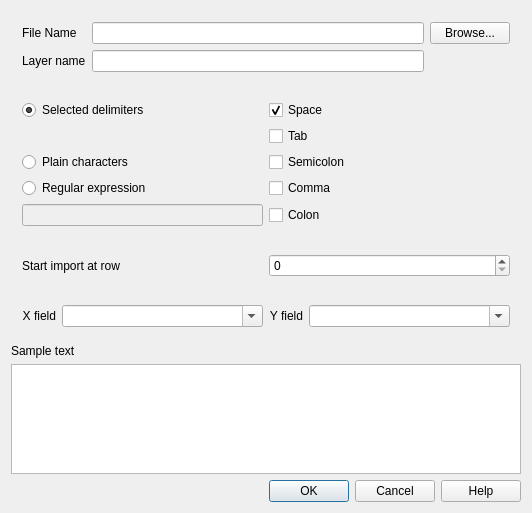
Above: qgis/src/plugins/delimited_text/qgsdelimitedtextpluginguibase.ui from sourcepole/qgis before the change. Below: the same form after it.
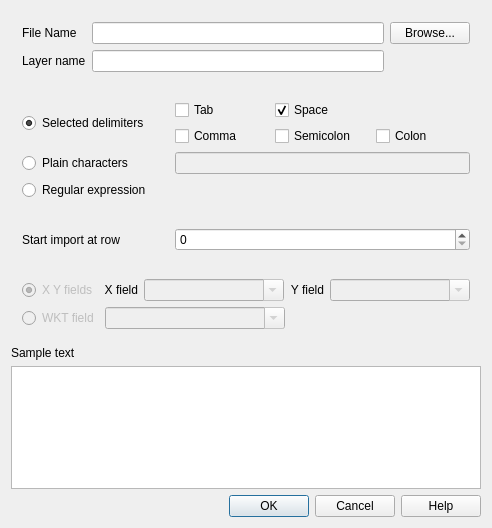
That is the form after the change. Icons and pictures are not drawn. Custom widgets are drawn as their Qt base class.

Commit message: Squashed commit of the following: Application of patch from ticket #3259 - support WKT field in delimited text plugin. commit 0dc370a39c7349d85859fac462e91e346bf8fb83     Modified context help to reflect addition of WKT capability to the     delimited text plugin.     Tightened up the delimited text dialog a bit. commit 25484867621d6b4760952a8f00a07d253273ecfd     Added *.wkt to file open filter commit 9f16a276b6b2ecbea2eebede50e3275a1df0389b     Patch for providing wkt support in delimited text plugin

Patch:
```diff
--- a/qgis/src/plugins/delimited_text/qgsdelimitedtextpluginguibase.ui
+++ b/qgis/src/plugins/delimited_text/qgsdelimitedtextpluginguibase.ui
@@ -6,8 +6,8 @@
    <rect>
     <x>0</x>
     <y>0</y>
-    <width>532</width>
-    <height>513</height>
+    <width>492</width>
+    <height>528</height>
    </rect>
   </property>
   <property name="windowTitle">
@@ -18,8 +18,8 @@
     <normaloff/>
    </iconset>
   </property>
-  <layout class="QVBoxLayout" name="verticalLayout">
-   <item>
+  <layout class="QGridLayout" name="gridLayout_3">
+   <item row="0" column="0">
     <widget class="QWidget" name="widget_3" native="true">
      <property name="acceptDrops">
       <bool>true</bool>
@@ -105,12 +105,12 @@
      </layout>
     </widget>
    </item>
-   <item>
+   <item row="1" column="0">
     <widget class="QFrame" name="frame_select_delimiters">
      <property name="enabled">
       <bool>true</bool>
      </property>
-     <layout class="QGridLayout" name="gridLayout_5">
+     <layout class="QGridLayout" name="gridLayout_5" columnstretch="1,2">
       <item row="0" column="0">
        <widget class="QRadioButton" name="delimiterSelection">
         <property name="text">
@@ -121,14 +121,47 @@
         </property>
        </widget>
       </item>
-      <item row="2" column="1">
-       <widget class="QCheckBox" name="cbxDelimSemicolon">
+      <item row="5" column="0">
+       <widget class="QRadioButton" name="delimiterRegexp">
+        <property name="sizePolicy">
+         <sizepolicy hsizetype="Minimum" vsizetype="Minimum">
+          <horstretch>0</horstretch>
+          <verstretch>0</verstretch>
+         </sizepolicy>
+        </property>
+        <property name="toolTip">
+         <string>The delimiter is a regular expression</string>
+        </property>
+        <property name="whatsThis">
+         <string>The delimiter is a regular expression</string>
+        </property>
         <property name="text">
-         <string>Semicolon</string>
+         <string>Regular expression</string>
         </property>
        </widget>
       </item>
-      <item row="1" column="1">
+      <item row="2" column="0">
+       <widget class="QRadioButton" name="delimiterPlain">
+        <property name="enabled">
+         <bool>true</bool>
+        </property>
+        <property name="toolTip">
+         <string>The delimiter is taken as is</string>
+        </property>
+        <property name="whatsThis">
+         <string>The delimiter is taken as is</string>
+        </property>
+        <property name="text">
+         <string>Plain characters</string>
+        </property>
+        <property name="checked">
+         <bool>false</bool>
+        </property>
+       </widget>
+      </item>
+      <item row="0" column="1">
+       <layout class="QGridLayout" name="gridLayout">
+        <item row="0" column="0">
        <widget class="QCheckBox" name="cbxDelimTab">
         <property name="text">
          <string>Tab</string>
@@ -145,21 +178,30 @@
         </property>
        </widget>
       </item>
-      <item row="3" column="1">
+        <item row="1" column="0">
        <widget class="QCheckBox" name="cbxDelimComma">
         <property name="text">
          <string>Comma</string>
         </property>
        </widget>
       </item>
-      <item row="4" column="1">
+        <item row="1" column="1">
+         <widget class="QCheckBox" name="cbxDelimSemicolon">
+          <property name="text">
+           <string>Semicolon</string>
+          </property>
+         </widget>
+        </item>
+        <item row="1" column="2">
        <widget class="QCheckBox" name="cbxDelimColon">
         <property name="text">
          <string>Colon</string>
         </property>
        </widget>
       </item>
-      <item row="4" column="0">
+       </layout>
+      </item>
+      <item row="2" column="1">
        <widget class="QLineEdit" name="txtDelimiter">
         <property name="enabled">
          <bool>false</bool>
@@ -184,48 +226,10 @@
         </property>
        </widget>
       </item>
-      <item row="3" column="0">
-       <widget class="QRadioButton" name="delimiterRegexp">
-        <property name="sizePolicy">
-         <sizepolicy hsizetype="Minimum" vsizetype="Minimum">
-          <horstretch>0</horstretch>
-          <verstretch>0</verstretch>
-         </sizepolicy>
-        </property>
-        <property name="toolTip">
-         <string>The delimiter is a regular expression</string>
-        </property>
-        <property name="whatsThis">
-         <string>The delimiter is a regular expression</string>
-        </property>
-        <property name="text">
-         <string>Regular expression</string>
-        </property>
-       </widget>
-      </item>
-      <item row="2" column="0">
-       <widget class="QRadioButton" name="delimiterPlain">
-        <property name="enabled">
-         <bool>true</bool>
-        </property>
-        <property name="toolTip">
-         <string>The delimiter is taken as is</string>
-        </property>
-        <property name="whatsThis">
-         <string>The delimiter is taken as is</string>
-        </property>
-        <property name="text">
-         <string>Plain characters</string>
-        </property>
-        <property name="checked">
-         <bool>false</bool>
-        </property>
-       </widget>
-      </item>
      </layout>
     </widget>
    </item>
-   <item>
+   <item row="2" column="0">
     <widget class="QWidget" name="widget_5" native="true">
      <property name="enabled">
       <bool>true</bool>
@@ -236,7 +240,7 @@
        <verstretch>0</verstretch>
       </sizepolicy>
      </property>
-     <layout class="QGridLayout" name="gridLayout_6">
+     <layout class="QGridLayout" name="gridLayout_6" columnstretch="1,2">
       <item row="1" column="1">
        <widget class="QSpinBox" name="rowCounter">
         <property name="minimumSize">
@@ -275,18 +279,39 @@
      </layout>
     </widget>
    </item>
-   <item>
-    <widget class="QWidget" name="widget_2" native="true">
+   <item row="3" column="0">
+    <widget class="QFrame" name="gridFrame_2">
      <layout class="QGridLayout" name="gridLayout_2">
-      <item row="0" column="2">
+      <item row="0" column="0" colspan="3">
+       <layout class="QHBoxLayout" name="horizontalLayout">
+        <item>
+         <widget class="QRadioButton" name="geomTypeXY">
+          <property name="enabled">
+           <bool>false</bool>
+          </property>
+          <property name="whatsThis">
+           <string>The file contains X and Y coordinate columns</string>
+          </property>
+          <property name="text">
+           <string>X Y fields</string>
+          </property>
+          <property name="checked">
+           <bool>true</bool>
+          </property>
+         </widget>
+        </item>
+        <item>
        <widget class="QLabel" name="textLabelx">
         <property name="text">
          <string>&lt;p align=&quot;right&quot;&gt;X field&lt;/p&gt;</string>
         </property>
        </widget>
       </item>
-      <item row="0" column="3">
+        <item>
        <widget class="QComboBox" name="cmbXField">
+          <property name="enabled">
+           <bool>false</bool>
+          </property>
         <property name="sizePolicy">
          <sizepolicy hsizetype="Expanding" vsizetype="Fixed">
           <horstretch>0</horstretch>
@@ -310,15 +335,18 @@
         </property>
        </widget>
       </item>
-      <item row="0" column="5">
+        <item>
        <widget class="QLabel" name="textLabely">
         <property name="text">
          <string>&lt;p align=&quot;right&quot;&gt;Y field&lt;/p&gt;</string>
         </property>
        </widget>
       </item>
-      <item row="0" column="6">
+        <item>
        <widget class="QComboBox" name="cmbYField">
+          <property name="enabled">
+           <bool>false</bool>
+          </property>
         <property name="sizePolicy">
          <sizepolicy hsizetype="Expanding" vsizetype="Fixed">
           <horstretch>0</horstretch>
@@ -343,19 +371,75 @@
        </widget>
       </item>
      </layout>
-    </widget>
-   </item>
-   <item>
+      </item>
+      <item row="1" column="0">
+       <widget class="QRadioButton" name="geomTypeWKT">
+        <property name="enabled">
+         <bool>false</bool>
+        </property>
+        <property name="whatsThis">
+         <string>The file contains a well known text geometry field</string>
+        </property>
+        <property name="text">
+         <string>WKT field</string>
+        </property>
+       </widget>
+      </item>
+      <item row="1" column="1">
+       <widget class="QComboBox" name="cmbWktField">
+        <property name="enabled">
+         <bool>false</bool>
+        </property>
+        <property name="sizePolicy">
+         <sizepolicy hsizetype="Expanding" vsizetype="Fixed">
+          <horstretch>0</horstretch>
+          <verstretch>0</verstretch>
+         </sizepolicy>
+        </property>
+        <property name="minimumSize">
+         <size>
+          <width>120</width>
+          <height>0</height>
+         </size>
+        </property>
+        <property name="toolTip">
+         <string>Name of the field containing y values</string>
+        </property>
+        <property name="whatsThis">
+         <string>Name of the field containing y values. Choose a field from the list. The list is generated by parsing the header row of the delimited text file.</string>
+        </property>
+        <property name="editable">
+         <bool>true</bool>
+        </property>
+       </widget>
+      </item>
+      <item row="1" column="2">
+       <spacer name="horizontalSpacer">
+        <property name="orientation">
+         <enum>Qt::Horizontal</enum>
+        </property>
+        <property name="sizeHint" stdset="0">
+         <size>
+          <width>177</width>
+          <height>20</height>
+         </size>
+        </property>
+       </spacer>
+      </item>
+     </layout>
+    </widget>
+   </item>
+   <item row="4" column="0">
     <widget class="QLabel" name="label">
      <property name="text">
       <string>Sample text</string>
      </property>
     </widget>
    </item>
-   <item>
+   <item row="5" column="0">
     <widget class="QTableWidget" name="tblSample"/>
    </item>
-   <item>
+   <item row="6" column="0">
     <widget class="QDialogButtonBox" name="buttonBox">
      <property name="orientation">
       <enum>Qt::Horizontal</enum>
```
Left out of the diff: 41 changed lines with no effect on the pictures. Lines whose indentation alone changed are shown as unchanged. The commit also changes 6 other files.
